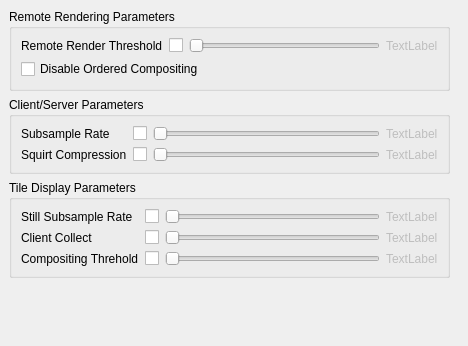
Old version of the form Qt/Components/Resources/UI/pqGlobalRenderViewOptions.ui in the repository wildmichael/ParaView3-enhancements-old.
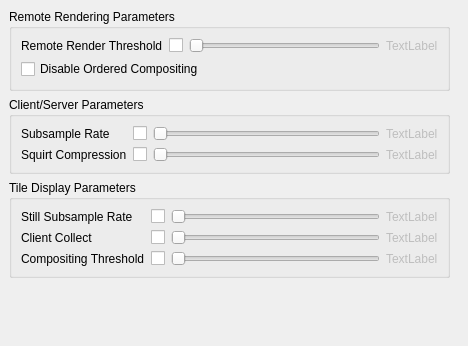
New version of the form.

Commit message: STYLE: Fix typo

Patch:
```diff
--- a/Qt/Components/Resources/UI/pqGlobalRenderViewOptions.ui
+++ b/Qt/Components/Resources/UI/pqGlobalRenderViewOptions.ui
@@ -1068,7 +1068,7 @@
         <item row="2" column="0" >
          <widget class="QLabel" name="label_4" >
           <property name="text" >
-           <string>Compositing Threhold</string>
+           <string>Compositing Threshold</string>
           </property>
          </widget>
         </item>
```
